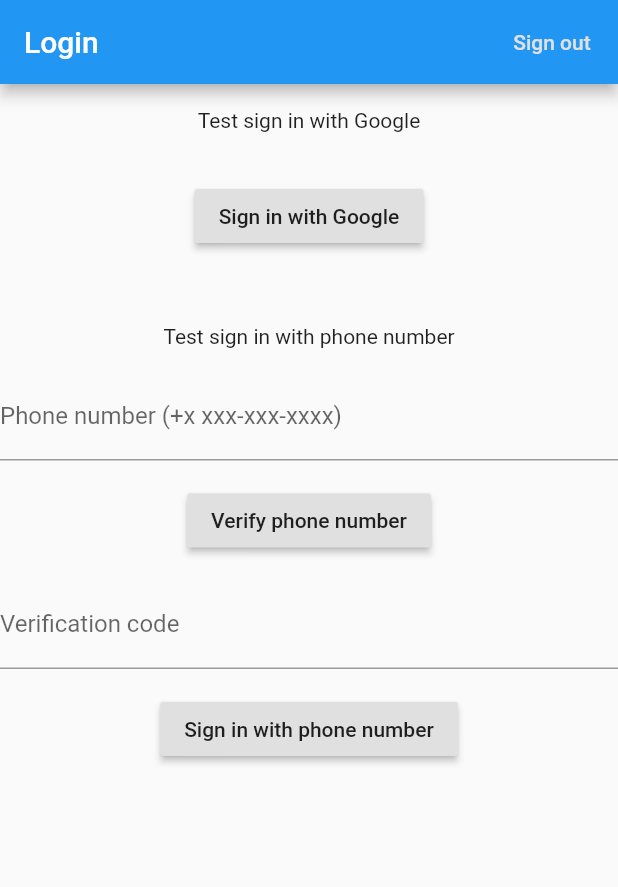
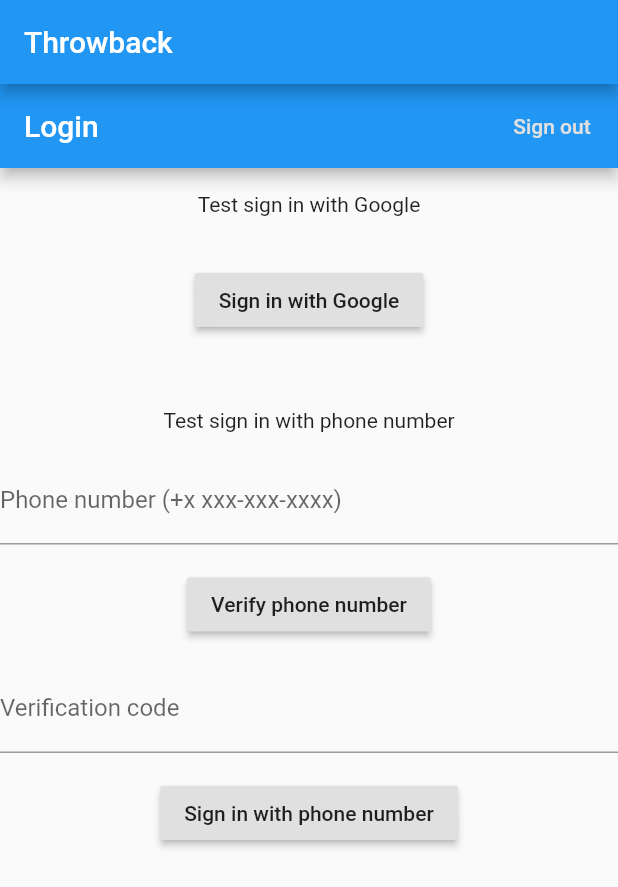
Before and after one commit to joshua-m-baker/throwback, a Flutter app: the screen it shows after launch, after a tap on "Sign in with Google", on a phone screen of 412 x 824 dp. Shown: the top 887 px of the screen. Run offline on Flutter 3.47's test engine with Material 2 defaults, Android fonts, the phone set to English and light mode, and no system bars; our stand-ins replace cloud_firestore, firebase_auth, google_sign_in, shared_preferences; accounts and stored records are empty; network calls fail; Roboto replaces fonts that are missing (Helvetica).

```diff
--- a/lib/main.dart
+++ b/lib/main.dart
@@ -1,10 +1,13 @@
+import 'package:cloud_firestore/cloud_firestore.dart';
 import 'package:flutter/material.dart';
+import 'package:throwback/contacts_page.dart';
 import 'chat_page.dart';
-import 'contacts.dart';
 import 'signin_page.dart';
+import 'package:firebase_auth/firebase_auth.dart';
+import 'package:google_sign_in/google_sign_in.dart';
 
-
-void main() => runApp(MyApp());
+final FirebaseAuth _auth = FirebaseAuth.instance;
+final GoogleSignIn _googleSignIn = GoogleSignIn();
 
 class MyApp extends StatelessWidget {
   // This widget is the root of your application.
@@ -17,53 +20,34 @@ class MyApp extends StatelessWidget {
         fontFamily: 'Helvetica',
       ),
 
-      home: SignInPage(),
+      home: Scaffold(
+        appBar: AppBar(title: Text("Throwback"),),
+        body: Center(
+          child: FutureBuilder<bool> (
+            future: _googleSignIn.isSignedIn(),
+            builder: (BuildContext context, AsyncSnapshot snapshot) {
+              if (snapshot.hasData){
+                print("Shapshot data:");
+                print(snapshot.data);
+                if (snapshot.data){
+                  return ContactsPage();
+                }
+                return SignInPage();
+              } else {
+                return new CircularProgressIndicator();
+              }
+            },
+          )
+        ,)
+      ,)
     );
   }
 }
 
-class ContactsPage extends StatefulWidget {
-  final String userId;
-  ContactsPage({Key key, @required this.userId}) : super(key: key);
+void main(){
+  // Check if user is logged in with google
 
-  @override
-  _ContactPageState createState() => _ContactPageState();
+  // If they are, show homepage, else go to login
+
+  runApp(MyApp());
 }
-
-class _ContactPageState extends State<ContactsPage> {
-  @override
-  Widget build(BuildContext context) {
-    return Scaffold(
-      appBar: AppBar(title: const Text("Throwback"),),
-      backgroundColor: Colors.white,
-      body: ListView.builder(
-        itemCount: contacts.length,
-        itemBuilder: (BuildContext context, int index){
-          return ListTile(
-            title: Text(contacts[index].name),
-            onTap: () {
-              Navigator.push(
-                context,
-                MaterialPageRoute(
-                  builder: (context) => ChatPage(myId: "3AV0WFSo0OfRDW5HmEdXrSVKxAZ2", peerId: "HN4sQGG6NvSR8EnjRY9iadNB09L2",),
-                ),
-              );
-            },
-          );
-          // return Container(
-          //   height: 50,
-          //   color: Colors.blue[50],
-          //   // padding: EdgeInsets.only(left: 8),
-          //   child: Text(contacts[index].name, style: Theme.of(context).textTheme.title),
-          // );
-        },
-
-      ),
-    );
-  }
-  void _pushPage(BuildContext context, Widget page) {
-    Navigator.of(context).push(
-      MaterialPageRoute<void>(builder: (_) => page),
-    );
-  }
-}
--- a/lib/signin_page.dart
+++ b/lib/signin_page.dart
@@ -1,8 +1,8 @@
 import 'package:flutter/material.dart';
 import 'package:firebase_auth/firebase_auth.dart';
 import 'package:google_sign_in/google_sign_in.dart';
-import 'package:throwback/main.dart';
 import 'package:shared_preferences/shared_preferences.dart';
+import 'package:throwback/contacts_page.dart';
 
 final FirebaseAuth _auth = FirebaseAuth.instance;
 final GoogleSignIn _googleSignIn = GoogleSignIn();
@@ -34,11 +34,10 @@ class SignInPageState extends State<SignInPage> {
     prefs = await SharedPreferences.getInstance();
 
     signedIn = await _googleSignIn.isSignedIn();
-    signedIn = false;
     if (signedIn) {
       Navigator.pushReplacement(
         context,
-        MaterialPageRoute(builder: (context) => ContactsPage(userId: prefs.getString("id"))),
+        MaterialPageRoute(builder: (context) => ContactsPage()), //userId: prefs.getString("id")
       );
     }
 
@@ -165,7 +164,7 @@ class _GoogleSignInSectionState extends State<_GoogleSignInSection> {
         prefs.setString("id", user.uid);
         Navigator.pushReplacement(
           context,
-          MaterialPageRoute(builder: (context) => ContactsPage(userId: prefs.getString("id"))),
+          MaterialPageRoute(builder: (context) => ContactsPage()), //userId: prefs.getString("id")
         );
       } else {
         _success = false;
```
Also changed, not shown: lib/chat_page.dart (+18 -6 lines), lib/contacts_page.dart (added, +61 -0 lines).
